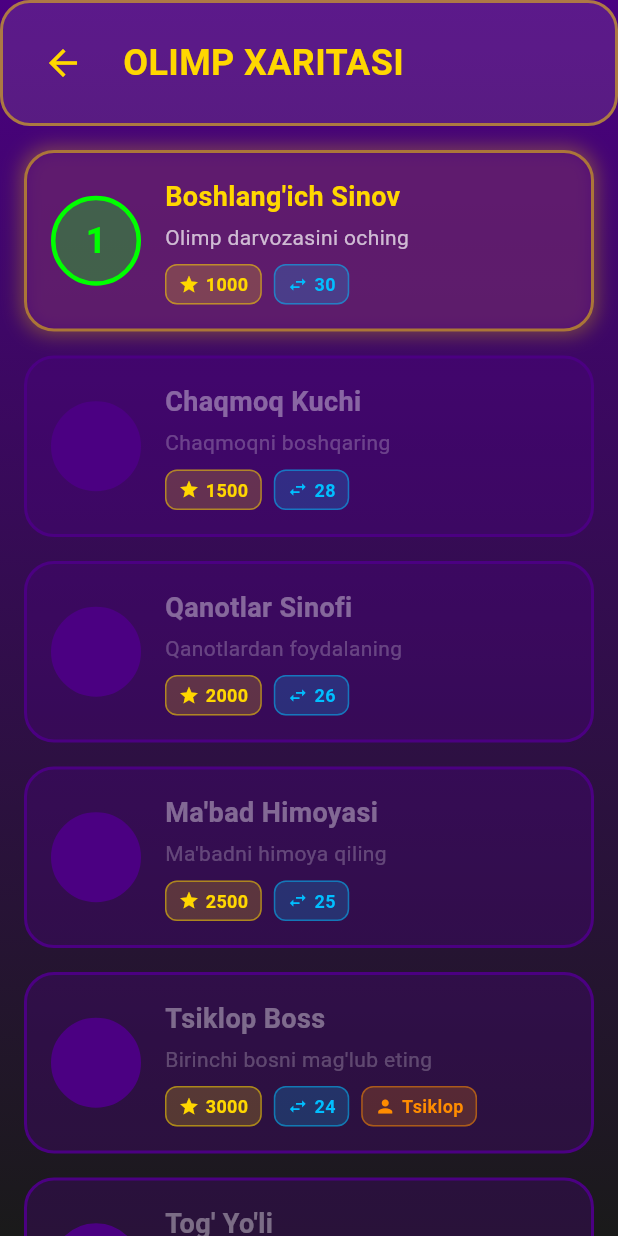
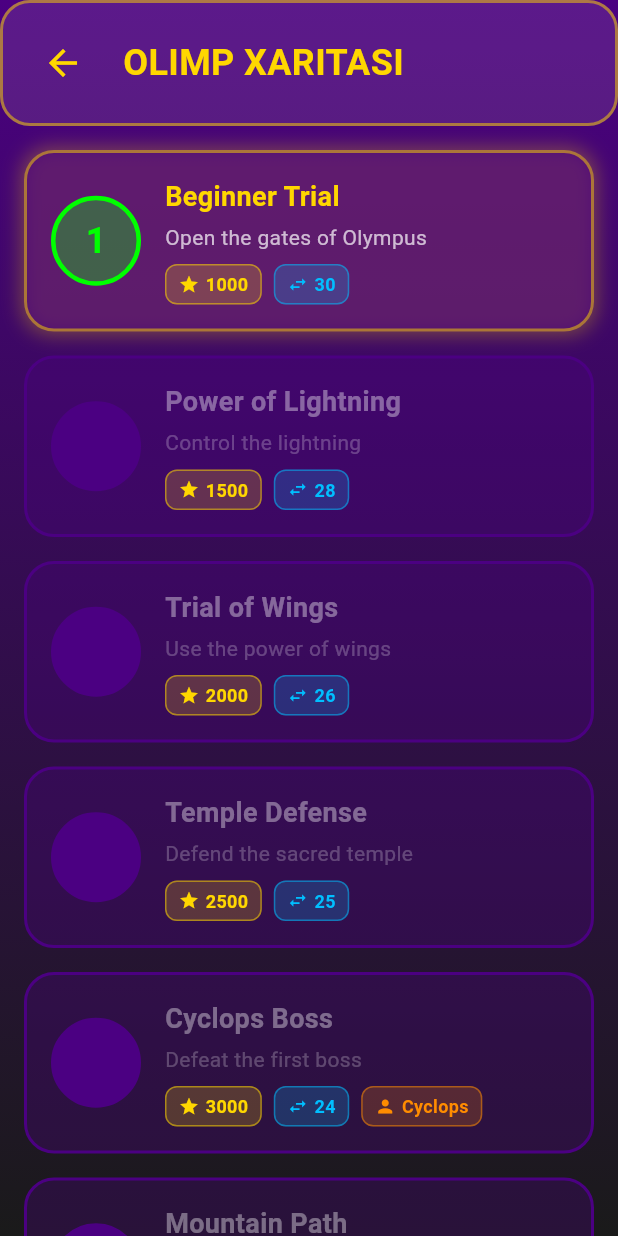
Before and after one commit to jovidonxalilov/zeus_game, a Flutter app: the MapScreen screen opened directly, on a phone screen of 412 x 824 dp. Run offline on Flutter 3.47's test engine with Material 3 defaults, Android fonts, the phone set to English and light mode, and no system bars; drawn by our look-alikes of flutter_animate; our stand-ins replace audioplayers, equatable, flutter_bloc, shared_preferences; accounts and stored records are empty.

Commit message:
ingliz tiliga o'g'iritirldi

```diff
--- a/lib/features/game/domain/entities/level.dart
+++ b/lib/features/game/domain/entities/level.dart
@@ -101,11 +101,11 @@ class Level extends Equatable {
 /// Predefined levels
 class LevelData {
   static List<Level> get allLevels => [
-        // Chapter 1: Vrата Olimpa (Gates of Olympus)
+    // Chapter 1: Gates of Olympus
     const Level(
       id: 1,
-          name: 'Boshlang\'ich Sinov',
-          description: 'Olimp darvozasini oching',
+      name: 'Beginner Trial',
+      description: 'Open the gates of Olympus',
       targetScore: 1000,
       moves: 30,
       difficulty: GameDifficulty.easy,
@@ -113,86 +113,84 @@ class LevelData {
     ),
     const Level(
       id: 2,
-          name: 'Chaqmoq Kuchi',
-          description: 'Chaqmoqni boshqaring',
+      name: 'Power of Lightning',
+      description: 'Control the lightning',
       targetScore: 1500,
       moves: 28,
       difficulty: GameDifficulty.easy,
     ),
     const Level(
       id: 3,
-          name: 'Qanotlar Sinofi',
-          description: 'Qanotlardan foydalaning',
+      name: 'Trial of Wings',
+      description: 'Use the power of wings',
       targetScore: 2000,
       moves: 26,
       difficulty: GameDifficulty.easy,
     ),
     const Level(
       id: 4,
-          name: 'Ma\'bad Himoyasi',
-          description: 'Ma\'badni himoya qiling',
+      name: 'Temple Defense',
+      description: 'Defend the sacred temple',
       targetScore: 2500,
       moves: 25,
       difficulty: GameDifficulty.easy,
     ),
     const Level(
       id: 5,
-          name: 'Tsiklop Boss',
-          description: 'Birinchi bosni mag\'lub eting',
+      name: 'Cyclops Boss',
+      description: 'Defeat the first boss',
       targetScore: 3000,
       moves: 24,
       difficulty: GameDifficulty.medium,
-          bossName: 'Tsiklop',
+      bossName: 'Cyclops',
       bossHealth: 100,
     ),
 
-        // Chapter 2: Abadiy Tog' (Eternal Mountain)
+    // Chapter 2: Eternal Mountain
     const Level(
       id: 6,
-          name: 'Tog\' Yo\'li',
-          description: 'Olimp tog\'iga chiqing',
+      name: 'Mountain Path',
+      description: 'Climb the Olympus mountain',
       targetScore: 3500,
       moves: 23,
       difficulty: GameDifficulty.medium,
     ),
     const Level(
       id: 7,
-          name: 'Qor Bo\'roni',
-          description: 'Bo\'ronda omon qoling',
+      name: 'Snowstorm',
+      description: 'Survive the fierce storm',
       targetScore: 4000,
       moves: 22,
       difficulty: GameDifficulty.medium,
     ),
     const Level(
       id: 8,
-          name: 'Tosh Golem',
-          description: 'Golemni yo\'q qiling',
+      name: 'Stone Golem',
+      description: 'Destroy the stone golem',
       targetScore: 4500,
       moves: 21,
       difficulty: GameDifficulty.medium,
-          bossName: 'Tosh Golem',
+      bossName: 'Stone Golem',
       bossHealth: 150,
     ),
     const Level(
       id: 9,
-          name: 'Cho\'qqiga Chiqish',
-          description: 'Tog\' cho\'qqisiga yeting',
+      name: 'Reach the Summit',
+      description: 'Make it to the mountain peak',
       targetScore: 5000,
       moves: 20,
       difficulty: GameDifficulty.medium,
     ),
     const Level(
       id: 10,
-          name: 'Tog\' Xudosi',
-          description: 'Tog\' xudosini mag\'lub eting',
+      name: 'God of the Mountain',
+      description: 'Defeat the mountain god',
       targetScore: 6000,
       moves: 20,
       difficulty: GameDifficulty.hard,
-          bossName: 'Tog\' Xudosi',
+      bossName: 'Mountain God',
       bossHealth: 200,
     ),
-
-        // More levels can be added here...
   ];
 
   /// Get level by ID
--- a/lib/features/game/domain/entities/power.dart
+++ b/lib/features/game/domain/entities/power.dart
@@ -28,31 +28,34 @@ class Power {
     Power(
       type: PowerType.thunderStrike,
       name: 'Thunder Strike',
-      description: 'Ustunni yo\'q qiladi',
+      description: 'Destroys a single column',
       icon: Icons.flash_on,
       color: Color(0xFF00BFFF),
       cost: 3,
     ),
+
     Power(
       type: PowerType.chainLightning,
       name: 'Chain Lightning',
-      description: 'Zanjir reaktsiya',
+      description: 'Triggers a chain reaction',
       icon: Icons.electric_bolt,
       color: Color(0xFFFFD700),
       cost: 5,
     ),
+
     Power(
       type: PowerType.skyWings,
       name: 'Sky Wings Dash',
-      description: 'Diagonal yo\'q qilish',
+      description: 'Clears diagonally',
       icon: Icons.airplanemode_active,
       color: Color(0xFF9C27B0),
       cost: 4,
     ),
+
     Power(
       type: PowerType.wrathOfOlympus,
       name: 'Wrath of Olympus',
-      description: 'Yarim maydonni tozalash',
+      description: 'Cleans half of the board',
       icon: Icons.auto_awesome,
       color: Color(0xFFFF6F00),
       cost: 10,
--- a/lib/features/game/presentation/widgets/moves_counter.dart
+++ b/lib/features/game/presentation/widgets/moves_counter.dart
@@ -30,7 +30,7 @@ class MovesCounter extends StatelessWidget {
             mainAxisSize: MainAxisSize.min,
             children: [
               const Text(
-                'HARAKATLAR',
+                'MOVEMENTS',
                 style: TextStyle(
                   color: Colors.white70,
                   fontSize: 10,
--- a/lib/features/game/presentation/widgets/score_display.dart
+++ b/lib/features/game/presentation/widgets/score_display.dart
@@ -40,13 +40,13 @@ class ScoreDisplay extends StatelessWidget {
             children: [
               _buildStatItem(
                 icon: Icons.star,
-                label: 'BALL',
+                label: 'SCORE',
                 value: score.toString(),
                 color: Colors.yellow,
               ),
               _buildStatItem(
                 icon: Icons.flag,
-                label: 'MAQSAD',
+                label: 'TARGET',
                 value: targetScore.toString(),
                 color: Colors.orange,
               ),
```
Also changed, not shown: lib/features/game/presentation/pages/game_screen.dart (+15 -15 lines), lib/features/game/presentation/widgets/game_over_dialog.dart (+23 -10 lines), lib/features/game/presentation/widgets/zeus_power_bar.dart (+9 -12 lines). Lines whose indentation alone changed are shown as unchanged.
